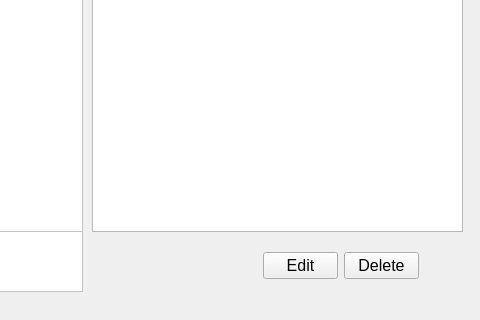
Above: Mainwindow/edit_hall/edit_hall.ui from Drakenhielm/Biobokningssystem before the change; both pictures show x 378 to 858 and y 149 to 469 of the 858 by 469 pixel window. Below: the same form after it.
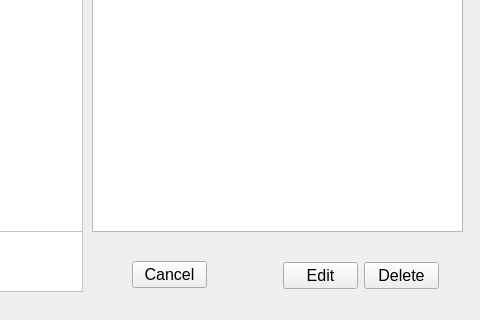
That is the form after the change.

The edit to the form file:
```diff
--- a/Mainwindow/edit_hall/edit_hall.ui
+++ b/Mainwindow/edit_hall/edit_hall.ui
@@ -212,8 +212,8 @@
   <widget class="QPushButton" name="DeleteButton">
    <property name="geometry">
     <rect>
-     <x>722</x>
-     <y>401</y>
+     <x>742</x>
+     <y>411</y>
      <width>75</width>
      <height>27</height>
     </rect>
@@ -249,8 +249,8 @@
   <widget class="QPushButton" name="editButton">
    <property name="geometry">
     <rect>
-     <x>641</x>
-     <y>401</y>
+     <x>661</x>
+     <y>411</y>
      <width>75</width>
      <height>27</height>
     </rect>
@@ -264,6 +264,24 @@
     <string>Edit</string>
    </property>
   </widget>
+  <widget class="QPushButton" name="CancelButton">
+   <property name="geometry">
+    <rect>
+     <x>510</x>
+     <y>410</y>
+     <width>75</width>
+     <height>27</height>
+    </rect>
+   </property>
+   <property name="font">
+    <font>
+     <pointsize>12</pointsize>
+    </font>
+   </property>
+   <property name="text">
+    <string>Cancel</string>
+   </property>
+  </widget>
  </widget>
  <resources/>
  <connections/>
```
